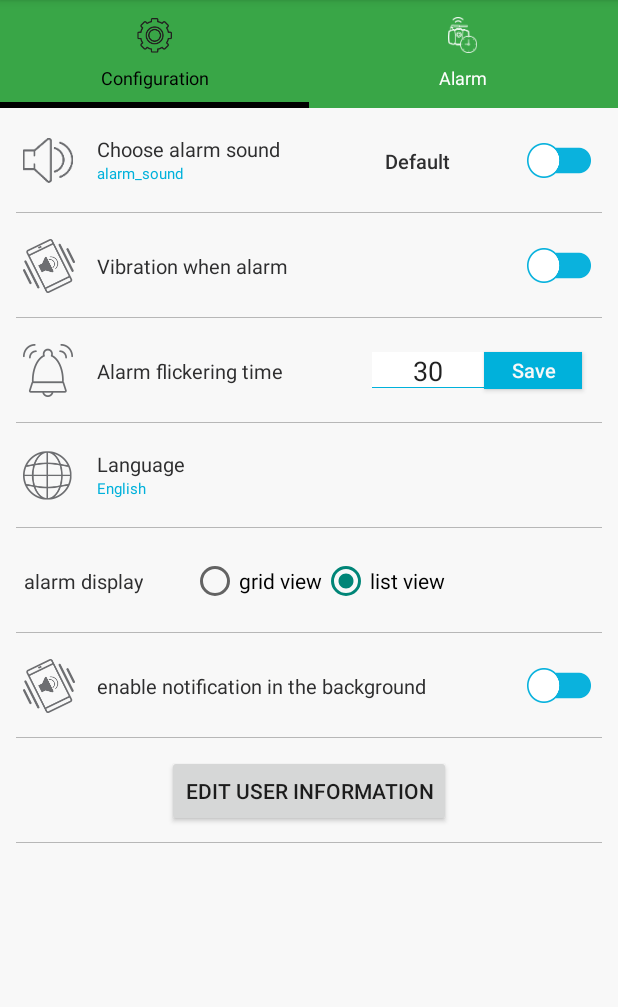
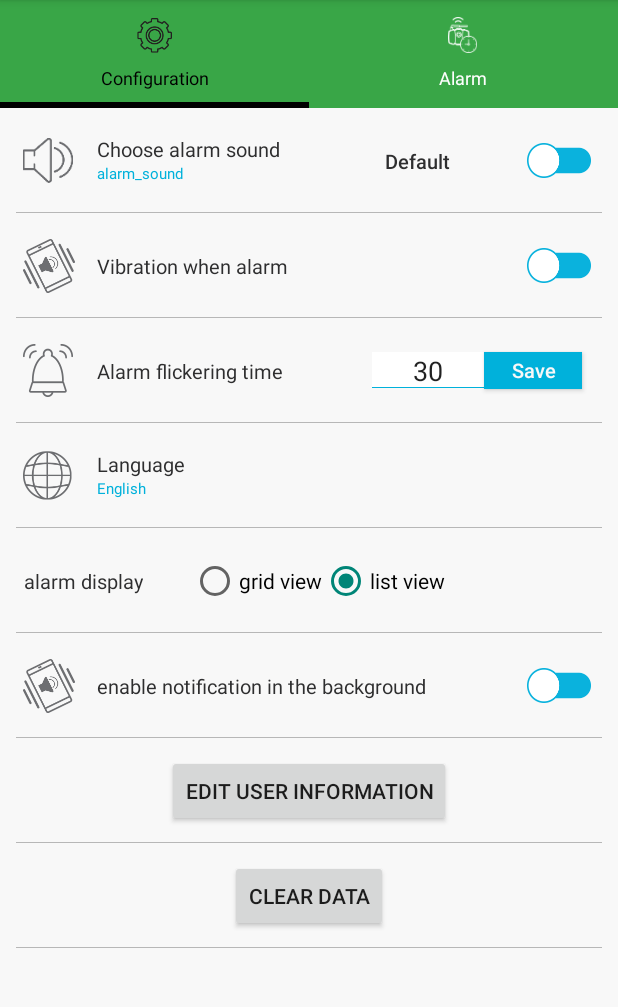
Before and after one commit to hispin/SG-Hunter, an Android app: the ConfigurationFragment screen opened directly, with no data from a screen before it, on a phone screen of 412 x 824 dp, the part 84-1091 px from its top. Run offline under Robolectric (Android 15) with nearby library versions, the phone set to English and light mode, and no system bars; libraries missing offline, so code that uses them is left out: im.delight.android.

Commit message:
version 67 : Enable clear data in settings

```diff
--- a/app/build.gradle
+++ b/app/build.gradle
@@ -24,8 +24,8 @@ android {
         applicationId "com.sensoguard.hunter"
         minSdkVersion 26
         targetSdkVersion 34
-        versionCode 66
-        versionName "1.66"
+        versionCode 67
+        versionName "1.67"
         vectorDrawables.useSupportLibrary = true
     }
     packagingOptions {
--- a/app/src/main/res/layout/fragment_configuration.xml
+++ b/app/src/main/res/layout/fragment_configuration.xml
@@ -533,6 +533,32 @@
                     app:layout_constraintBottom_toBottomOf="parent" />
         </androidx.constraintlayout.widget.ConstraintLayout>
 
+        <androidx.constraintlayout.widget.ConstraintLayout
+            android:id="@+id/constClearData"
+            style="@style/general_configuration"
+            android:layout_width="match_parent"
+            app:layout_constraintTop_toBottomOf="@+id/constEditUser">
+
+            <androidx.appcompat.widget.AppCompatButton
+                android:id="@+id/btnClearData"
+                android:layout_width="wrap_content"
+                android:layout_height="wrap_content"
+                android:text="@string/clear_data"
+                app:layout_constraintBottom_toBottomOf="parent"
+                app:layout_constraintEnd_toEndOf="parent"
+                app:layout_constraintStart_toStartOf="parent"
+                app:layout_constraintTop_toTopOf="parent" />
+
+            <View
+                android:layout_width="match_parent"
+                android:layout_height="0.7dp"
+                android:layout_marginStart="10.7dp"
+                android:layout_marginEnd="10.7dp"
+                android:background="@color/gray4"
+                app:layout_constraintBottom_toBottomOf="parent" />
+        </androidx.constraintlayout.widget.ConstraintLayout>
+
+
 
         <!--email account settings-->
         <!--        <androidx.constraintlayout.widget.ConstraintLayout-->
--- a/app/src/main/res/values/strings.xml
+++ b/app/src/main/res/values/strings.xml
@@ -101,6 +101,7 @@
     <string name="select_all">Select all</string>
     <string name="select">Select</string>
     <string name="do_you_realy_want_delete_selected_alarm">Do you realy want to delete selected alarms?</string>
+    <string name="do_you_realy_want_clear_data">Do you realy want to clear data ?</string>
     <string name="no_selected_alarms">No selected alarm</string>
     <string name="selected_alarms">selected alarm</string>
     <string name="reset">reset</string>
@@ -147,6 +148,7 @@
     <string name="share_title">Send video from SensoGuard</string>
     <string name="transmain__abb_upgrade_host_disable_page_notice" translatable="false">Sorry, only the app admin can buy credits or subscribe</string>
     <string name="notification_disabled">Please enable notification</string>
+    <string name="clear_data">Clear Data</string>
 
     <string-array name="camera_model">
         <item>MG-983G-30M</item>
```
Also changed, not shown: app/src/main/java/com/sensoguard/hunter/fragments/ConfigurationFragment.kt (+55 -19 lines), 1 other file.
